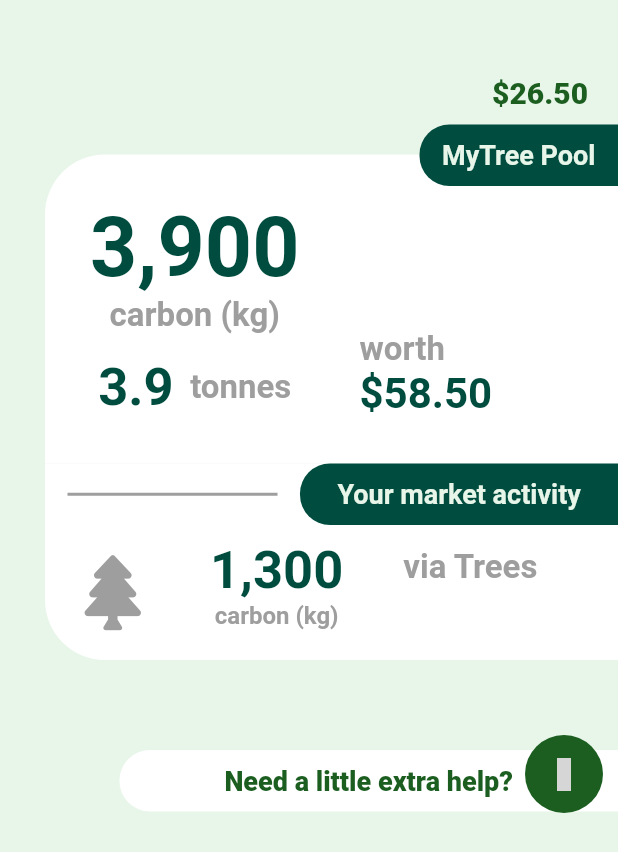
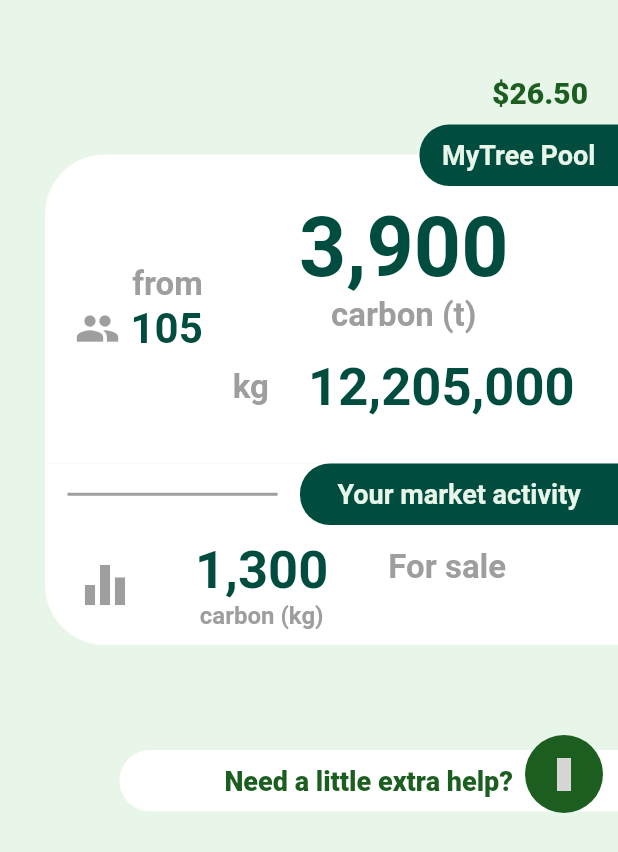
Before and after one commit to nikimain30/Flutter_MyTree, a Flutter app: the MyTreePoolDialog screen opened directly, on a phone screen of 412 x 824 dp. Shown: the top 852 px of the screen. Run offline on Flutter 3.47's test engine with Material 2 defaults, Android fonts, the phone set to English and light mode, and no system bars; our stand-ins replace fluttericon, font_awesome_flutter; missing offline and left inert: bezier_chart; grey boxes are pictures that could not be loaded.

Commit message:
my tree pool focus completed

```diff
--- a/lib/widgets/home/mytree_pool_dialog.dart
+++ b/lib/widgets/home/mytree_pool_dialog.dart
@@ -35,9 +35,9 @@ class MyTreePoolDialog extends StatelessWidget {
               child: Stack(
                 children: <Widget>[
                   new Container(
-                    margin: EdgeInsets.only(left: 30.0, top: 20.0),
+                    margin: EdgeInsets.only(left:30,top: 20.0),
                     padding: const EdgeInsets.symmetric(
-                        vertical: 20.0, horizontal: 20.0),
+                        vertical: 20.0, horizontal: 10.0),
                     decoration: new BoxDecoration(
                       color: Colors.white,
                       shape: BoxShape.rectangle,
@@ -46,10 +46,42 @@ class MyTreePoolDialog extends StatelessWidget {
                     ),
                     child: Padding(
                       padding: const EdgeInsets.symmetric(
-                          vertical: 10.0, horizontal: 10.0),
+                          vertical: 10.0),
                       child: Row(
-                        crossAxisAlignment: CrossAxisAlignment.end,
+                        crossAxisAlignment: CrossAxisAlignment.center,
                         children: <Widget>[
+                          Padding(
+                              padding: const EdgeInsets.only(
+                                  right: 20.0, left: 10.0),
+                              child: Column(
+                                crossAxisAlignment: CrossAxisAlignment.end,
+                                children: <Widget>[
+                                  Text(
+                                    'from',
+                                    style: TextStyle(
+                                        color: Colors.grey,
+                                        fontSize: 22.0,
+                                        fontWeight: FontWeight.w600),
+                                  ),
+                                  Row(
+                                    children: <Widget>[
+                                      Icon(
+                                        Icons.group,
+                                        size: 30.0,
+                                        color: Colors.grey,
+                                      ),
+                                      Text(
+                                        ' 105',
+                                        style: TextStyle(
+                                            color: Colors.teal[900],
+                                            fontSize: 28.0,
+                                            fontWeight: FontWeight.w600),
+                                      ),
+                                    ],
+                                  )
+
+                                ],
+                              )),
                           Column(
                             children: <Widget>[
                               Text(
@@ -60,7 +92,7 @@ class MyTreePoolDialog extends StatelessWidget {
                                     fontWeight: FontWeight.w600),
                               ),
                               Text(
-                                'carbon (kg)',
+                                'carbon (t)',
                                 style: TextStyle(
                                     color: Colors.grey,
                                     fontSize: 22.0,
@@ -71,46 +103,25 @@ class MyTreePoolDialog extends StatelessWidget {
                                 child: Row(
                                   children: <Widget>[
                                     Text(
-                                      '3.9',
+                                      'kg',
+                                      style: TextStyle(
+                                          color: Colors.grey,
+                                          fontSize: 22.0,
+                                          fontWeight: FontWeight.w600),
+                                    ),
+                                    Text(
+                                      '   12,205,000',
                                       style: TextStyle(
                                           color: Colors.teal[900],
                                           fontSize: 35.0,
                                           fontWeight: FontWeight.w600),
                                     ),
-                                    Text(
-                                      '  tonnes',
-                                      style: TextStyle(
-                                          color: Colors.grey,
-                                          fontSize: 22.0,
-                                          fontWeight: FontWeight.w600),
-                                    ),
+
                                   ],
                                 ),
                               ),
                             ],
                           ),
-                          Padding(
-                              padding: const EdgeInsets.only(
-                                  top: 20.0, right: 20.0, left: 40.0),
-                              child: Column(
-                                crossAxisAlignment: CrossAxisAlignment.start,
-                                children: <Widget>[
-                                  Text(
-                                    'worth',
-                                    style: TextStyle(
-                                        color: Colors.grey,
-                                        fontSize: 22.0,
-                                        fontWeight: FontWeight.w600),
-                                  ),
-                                  Text(
-                                    '\$58.50',
-                                    style: TextStyle(
-                                        color: Colors.teal[900],
-                                        fontSize: 28.0,
-                                        fontWeight: FontWeight.w600),
-                                  ),
-                                ],
-                              )),
                         ],
                       ),
                     ),
@@ -197,8 +208,8 @@ class MyTreePoolDialog extends StatelessWidget {
                         margin: EdgeInsets.only(
                             top: 20.0, bottom: 20.0, left: 20.0, right: 20.0),
                         child: Icon(
-                          FontAwesomeIcons.tree,
-                          size: 50.0,
+                          Icons.equalizer,
+                          size: 40.0,
                           color: Colors.grey,
                         ),
                       ),
@@ -229,7 +240,7 @@ class MyTreePoolDialog extends StatelessWidget {
                         padding: EdgeInsets.symmetric(
                             vertical: 15.0, horizontal: 20.0),
                         child: Text(
-                          'via Trees',
+                          'For sale',
                           style: TextStyle(
                               color: Colors.grey,
                               fontSize: 22.0,
@@ -241,14 +252,12 @@ class MyTreePoolDialog extends StatelessWidget {
                 ],
               ),
             ),
-            new Positioned(
-              child: new Align(
-                  alignment: FractionalOffset.bottomRight,
-                  child: Container(
-                    margin: const EdgeInsets.only(top: 50),
+         Container(
+                    margin: const EdgeInsets.only(top: 60),
                     child: Stack(
                       children: <Widget>[
                         Align(
+
                           child: Container(
                             margin: const EdgeInsets.only(top: 10),
                             padding: EdgeInsets.symmetric(
@@ -269,10 +278,10 @@ class MyTreePoolDialog extends StatelessWidget {
                               ),
                             ),
                           ),
-                          alignment: Alignment.topRight,
+                          alignment: Alignment.bottomRight,
                         ),
                         Align(
-                          alignment: Alignment.topRight,
+                          alignment: Alignment.bottomRight,
                           child: Container(
                             padding: const EdgeInsets.symmetric(
                                 vertical: 15, horizontal: 15),
@@ -291,8 +300,8 @@ class MyTreePoolDialog extends StatelessWidget {
                         ),
                       ],
                     ),
-                  )),
-            )
+
+            ),
           ],
         ),
       ),
```
